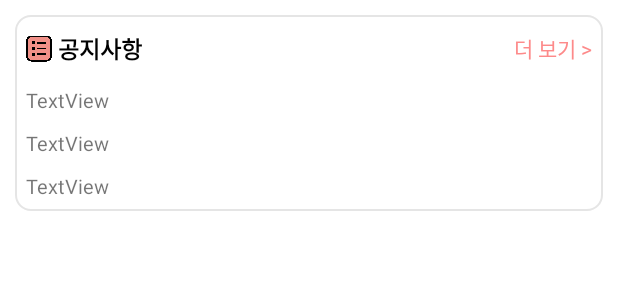
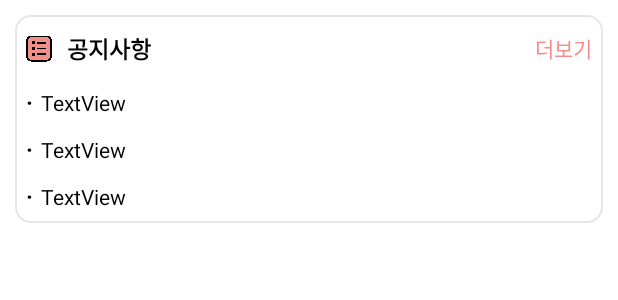
Before and after one commit to gudwh14/csl_blind_date, an Android app: the layout home_view.xml on its own in the app's theme, with its tools: preview values and no code run, on a phone screen of 412 x 824 dp. Shown: the top 300 px of the screen. Run offline under Robolectric (Android 15) with nearby library versions, the phone set to English and light mode, and no system bars.

Commit message:
2020/05/21 -a

```diff
--- a/app/src/main/java/com/csl/csl_blinddate/BoardViewActivity.java
+++ b/app/src/main/java/com/csl/csl_blinddate/BoardViewActivity.java
@@ -281,7 +281,7 @@ public class BoardViewActivity extends AppCompatActivity {
 
                 for (int temp = 0; temp < arrayList.size(); temp++) {
                     RetrofitRepo repo = arrayList.get(temp);
-                    CommentData commentData = new CommentData(title,getIntent().getIntExtra("board_id",0),repo.getId(),repo.getUserID(),repo.getTime(),repo.getUp(),repo.getComment(),repo.isReply());
+                    CommentData commentData = new CommentData(title,getIntent().getIntExtra("board_id",0),repo.getId(),repo.getUserID(),repo.getTime(),repo.getUp(),repo.getComment(),repo.isReply(),repo.isAnonymous(),repo.getAnony_count(),repo.isWriter());
                     commentAdapter.addItem(commentData);
                 }
                 commentAdapter.notifyDataSetChanged();
--- a/app/src/main/java/com/csl/csl_blinddate/InFormActivity.java
+++ b/app/src/main/java/com/csl/csl_blinddate/InFormActivity.java
@@ -40,7 +40,7 @@ public class InFormActivity extends AppCompatActivity {
         inform_questionText = findViewById(R.id.inform_questionText);
         inform_appText = findViewById(R.id.inform_appText);
 
-        inform_nameText.setText(userData.getUserID() + " 님");
+        inform_nameText.setText(userData.getUserID());
         inform_schoolText.setText(userData.getSchool());
 
 
--- a/app/src/main/res/layout/activity_in_form.xml
+++ b/app/src/main/res/layout/activity_in_form.xml
@@ -34,8 +34,8 @@
 
         <ImageView
             android:id="@+id/imageView11"
-            android:layout_width="35dp"
-            android:layout_height="35dp"
+            android:layout_width="30dp"
+            android:layout_height="30dp"
             android:layout_gravity="center"
             app:srcCompat="@drawable/user_icon" />
 
--- a/app/src/main/res/layout/home_view.xml
+++ b/app/src/main/res/layout/home_view.xml
@@ -3,7 +3,12 @@
     xmlns:app="http://schemas.android.com/apk/res-auto"
     android:orientation="vertical"
     android:layout_width="match_parent"
+    android:layout_height="wrap_content">
+
+    <LinearLayout
+        android:layout_width="match_parent"
         android:layout_height="wrap_content"
+        android:orientation="vertical"
         android:layout_margin="10dp"
         android:padding="7dp"
         android:background="@drawable/grey_background_shape">
@@ -19,30 +24,31 @@
                 android:layout_width="0dp"
                 android:layout_height="match_parent"
                 android:layout_weight="0.6"
-            app:srcCompat="@drawable/post_icon"
-            android:clickable="false"/>
+                android:clickable="false"
+                app:srcCompat="@drawable/post_icon" />
 
             <TextView
                 android:id="@+id/homeTitleText"
                 android:layout_width="0dp"
                 android:layout_height="match_parent"
                 android:layout_weight="10"
+                android:clickable="false"
                 android:gravity="center_vertical"
-            android:text=" 공지사항"
+                android:text="공지사항"
                 android:textColor="#000000"
                 android:textSize="15dp"
-            android:textStyle="bold"
-            android:clickable="false"/>
+                android:layout_marginStart="10dp"
+                android:textStyle="bold" />
 
             <TextView
                 android:id="@+id/textView10"
                 android:layout_width="0dp"
                 android:layout_height="match_parent"
                 android:layout_weight="2"
+                android:clickable="false"
                 android:gravity="right|center"
-            android:text="더 보기 >"
-            android:textColor="#FD8A8A"
-            android:clickable="false"/>
+                android:text="더보기"
+                android:textColor="#FD8A8A" />
         </LinearLayout>
 
         <Space
@@ -53,34 +59,89 @@
             android:layout_width="match_parent"
             android:layout_height="wrap_content"
             android:orientation="vertical">
+            <LinearLayout
+                android:layout_width="match_parent"
+                android:layout_height="wrap_content"
+                android:orientation="horizontal" >
+
+                <TextView
+                    android:id="@+id/textView16"
+                    android:layout_width="wrap_content"
+                    android:layout_height="wrap_content"
+                    android:text="·"
+                    android:textSize="15dp"
+                    android:textStyle="bold"
+                    android:textColor="#000000"/>
 
                 <TextView
                     android:id="@+id/homePostText_1"
                     android:layout_width="match_parent"
                     android:layout_height="wrap_content"
+                    android:background="?attr/selectableItemBackground"
                     android:text="TextView"
-            android:textSize="13dp"
-            android:background="?attr/selectableItemBackground"/>
+                    android:textColor="#000000"
+                    android:layout_marginStart="5dp"
+                    android:textSize="14dp" />
+            </LinearLayout>
+
             <Space
                 android:layout_width="match_parent"
                 android:layout_height="10dp" />
+
+            <LinearLayout
+                android:layout_width="match_parent"
+                android:layout_height="match_parent"
+                android:orientation="horizontal">
+
+                <TextView
+                    android:id="@+id/textView17"
+                    android:layout_width="wrap_content"
+                    android:layout_height="wrap_content"
+                    android:text="·"
+                    android:textColor="#000000"
+                    android:textSize="15dp"
+                    android:textStyle="bold" />
+
                 <TextView
                     android:id="@+id/homePostText_2"
                     android:layout_width="match_parent"
                     android:layout_height="wrap_content"
+                    android:layout_marginStart="5dp"
+                    android:background="?attr/selectableItemBackground"
                     android:text="TextView"
-            android:textSize="13dp"
-            android:background="?attr/selectableItemBackground"/>
+                    android:textColor="#000000"
+                    android:textSize="14dp" />
+            </LinearLayout>
+
             <Space
                 android:layout_width="match_parent"
                 android:layout_height="10dp" />
+
+            <LinearLayout
+                android:layout_width="match_parent"
+                android:layout_height="match_parent"
+                android:orientation="horizontal">
+
+                <TextView
+                    android:id="@+id/textView18"
+                    android:layout_width="wrap_content"
+                    android:layout_height="wrap_content"
+                    android:text="·"
+                    android:textColor="#000000"
+                    android:textSize="15dp"
+                    android:textStyle="bold" />
+
                 <TextView
                     android:id="@+id/homePostText_3"
                     android:layout_width="match_parent"
                     android:layout_height="wrap_content"
-            android:textSize="13dp"
+                    android:layout_marginStart="5dp"
+                    android:background="?attr/selectableItemBackground"
                     android:text="TextView"
-            android:background="?attr/selectableItemBackground"/>
+                    android:textColor="#000000"
+                    android:textSize="14dp" />
             </LinearLayout>
 
         </LinearLayout>
+    </LinearLayout>
+</LinearLayout>
```
Also changed, not shown: app/src/main/java/com/csl/csl_blinddate/Adapter/CommentAdapter.java (+23 -2 lines), app/src/main/java/com/csl/csl_blinddate/Data/CommentData.java (+19 -1 lines), app/src/main/java/com/csl/csl_blinddate/Data/RetrofitRepo.java (+18 -0 lines), app/src/main/res/layout/activity_main.xml (+4 -3 lines), app/src/main/res/menu/bottom_nav_menu.xml (+3 -9 lines), app/src/main/res/drawable/user_icon.png. Lines whose indentation alone changed are shown as unchanged.
